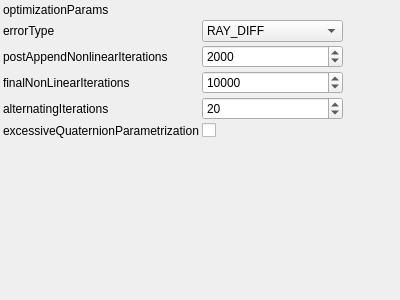
NickPenkrat/corecvs, file utils/corestructs/coreWidgets/iterativeReconstructionNonlinearOptimizationParamsWrapperControlWidget.ui: the form before one commit.
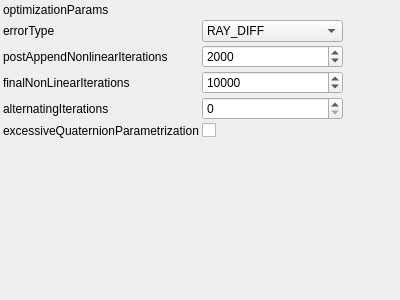
The form after the commit. Custom widgets are drawn as their Qt base class.

Patch:
```diff
--- a/utils/corestructs/coreWidgets/iterativeReconstructionNonlinearOptimizationParamsWrapperControlWidget.ui
+++ b/utils/corestructs/coreWidgets/iterativeReconstructionNonlinearOptimizationParamsWrapperControlWidget.ui
@@ -145,7 +145,7 @@
         <number>1</number>
        </property>
        <property name="value">
-        <number>20</number>
+        <number>0</number>
        </property>
      </widget>
     </item>
```
Left out of the diff: 2 changed lines with no effect on the pictures.
